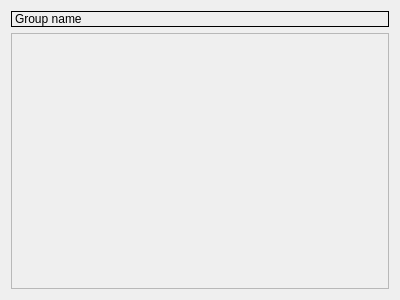
The window that plotgroup.ui (Enem-20/CGS) describes before a commit, drawn with Qt 5.
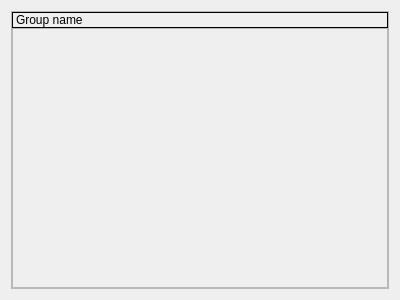
The same window after the commit.

The edit to the form file:
```diff
--- a/plotgroup.ui
+++ b/plotgroup.ui
@@ -16,12 +16,42 @@
     <verstretch>0</verstretch>
    </sizepolicy>
   </property>
+  <property name="minimumSize">
+   <size>
+    <width>0</width>
+    <height>0</height>
+   </size>
+  </property>
   <property name="windowTitle">
    <string>Form</string>
   </property>
-  <layout class="QVBoxLayout" name="verticalLayout" stretch="0,0">
+  <layout class="QVBoxLayout" name="verticalLayout" stretch="0">
    <property name="sizeConstraint">
     <enum>QLayout::SizeConstraint::SetNoConstraint</enum>
+   </property>
+   <item>
+    <widget class="QFrame" name="frame">
+     <property name="frameShape">
+      <enum>QFrame::Shape::StyledPanel</enum>
+     </property>
+     <property name="frameShadow">
+      <enum>QFrame::Shadow::Raised</enum>
+     </property>
+     <layout class="QVBoxLayout" name="verticalLayout_3">
+      <property name="spacing">
+       <number>0</number>
+      </property>
+      <property name="leftMargin">
+       <number>0</number>
+      </property>
+      <property name="topMargin">
+       <number>0</number>
+      </property>
+      <property name="rightMargin">
+       <number>0</number>
+      </property>
+      <property name="bottomMargin">
+       <number>0</number>
    </property>
    <item>
     <widget class="QLabel" name="groupName">
@@ -57,6 +87,9 @@
       <property name="sizeConstraint">
        <enum>QLayout::SizeConstraint::SetNoConstraint</enum>
       </property>
+        </layout>
+       </widget>
+      </item>
      </layout>
     </widget>
    </item>
```
Lines whose indentation alone changed are shown as unchanged.
